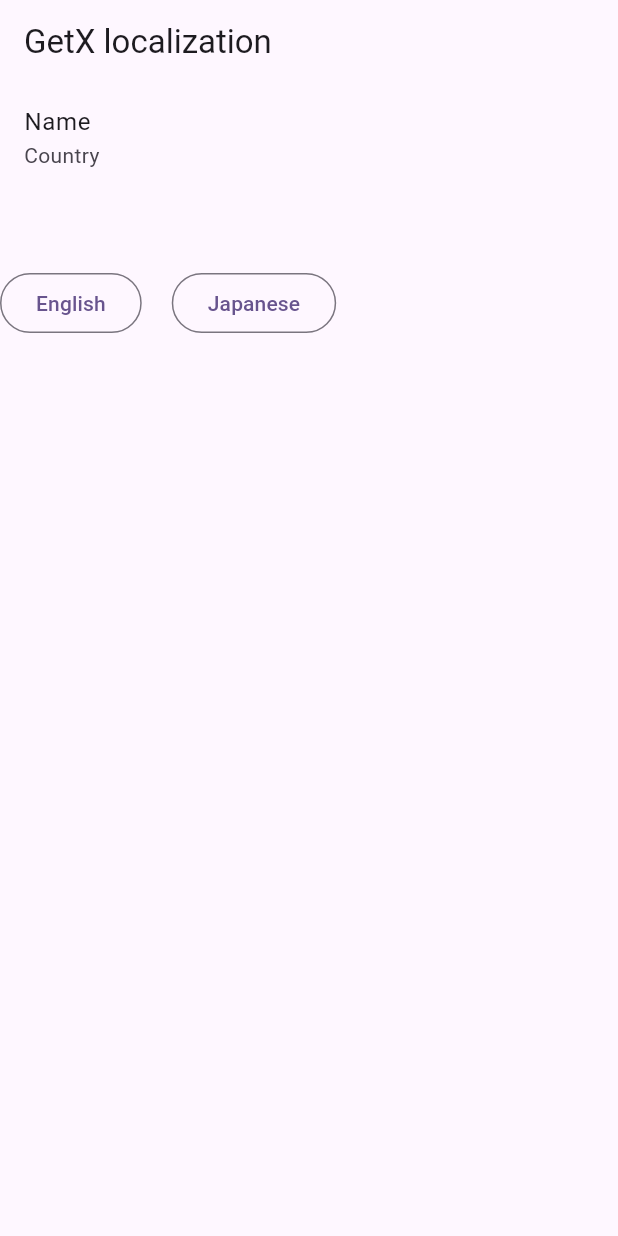
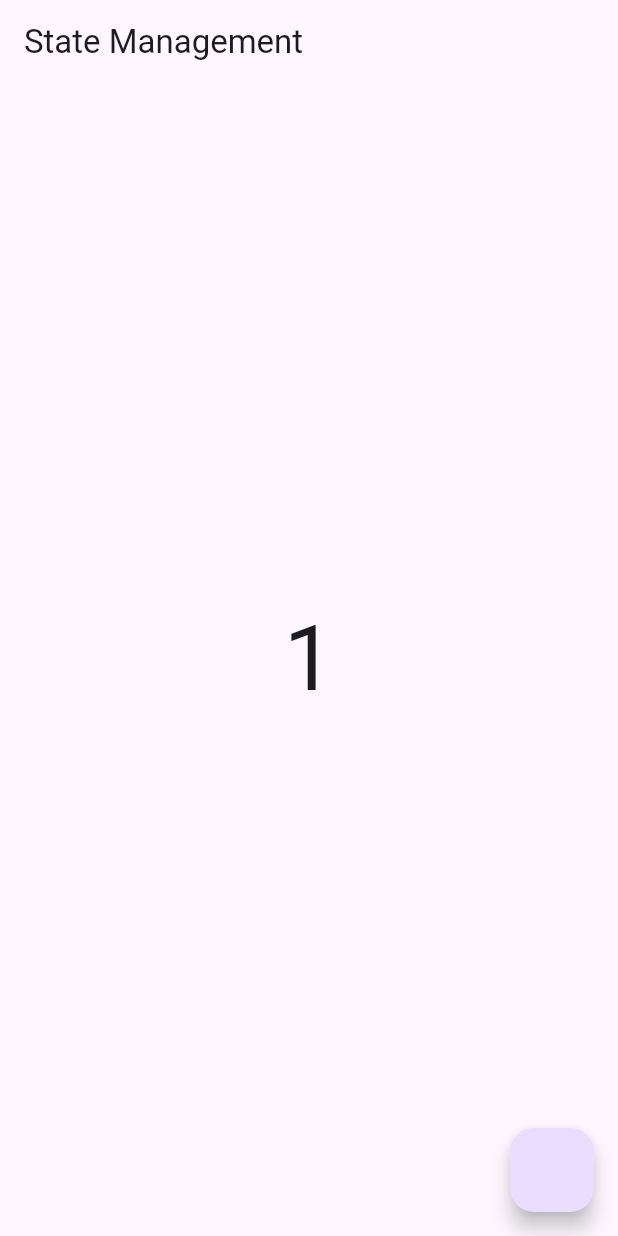
Before and after one commit to Farvez999/Flutter-Get-X, a Flutter app: the screen it shows after launch, on a phone screen of 412 x 824 dp. Run offline on Flutter 3.47's test engine with Material 3 defaults, Android fonts, the phone set to English and light mode, and no system bars; our stand-ins replace get.

Commit message:
GetX Counter Example, i.e counter app example

```diff
--- /dev/null
+++ b/lib/controller/counterController.dart
@@ -0,0 +1,10 @@
+import 'package:get/get.dart';
+
+class CounterController extends GetxController{
+  RxInt counter = 1.obs;
+
+  incrementCounter(){
+    counter.value++;
+    print(counter.value);
+  }
+}
--- a/lib/main.dart
+++ b/lib/main.dart
@@ -4,6 +4,7 @@ import 'package:getx_project/Navigator/navigator_screen.dart';
 import 'package:getx_project/Navigator/screen_one.dart';
 import 'package:getx_project/Navigator/screen_two.dart';
 import 'package:getx_project/home_screen.dart';
+import 'package:getx_project/view/screens/counter/counter_screen.dart';
 import 'package:getx_project/view/screens/languages/laguages_screen.dart';
 import 'package:getx_project/view/screens/languages/languages_translations.dart';
 
@@ -30,8 +31,9 @@ class MyApp extends StatelessWidget {
         useMaterial3: true,
       ),
       // home: const HomeScreen(),
-      home: const LanguageScreen(),
+      // home: const LanguageScreen(),
       // home: const NavigatorScreen(),
+      home: const CounterScreen(),
       // getPages: [
       //   GetPage(name: '/', page: ()=>NavigatorScreen()),
       //   GetPage(name: '/screenOne', page: ()=>ScreenOne()),
--- /dev/null
+++ b/lib/view/screens/counter/counter_screen.dart
@@ -0,0 +1,33 @@
+import 'package:flutter/material.dart';
+import 'package:get/get.dart';
+import 'package:getx_project/controller/counterController.dart';
+
+class CounterScreen extends StatefulWidget {
+  const CounterScreen({super.key});
+
+  @override
+  State<CounterScreen> createState() => _CounterScreenState();
+}
+
+class _CounterScreenState extends State<CounterScreen> {
+
+  final CounterController controller = Get.put(CounterController());
+
+  @override
+  Widget build(BuildContext context) {
+    return Scaffold(
+      appBar: AppBar(
+        title: Text("State Management"),
+      ),
+      body: Center(child: Obx((){
+        return Text(controller.counter.toString(),style: TextStyle(fontSize: 60),);
+      }),
+      ),
+      floatingActionButton: FloatingActionButton(
+        onPressed: (){
+          controller.incrementCounter();
+        },
+      ),
+    );
+  }
+}
```
Also changed, not shown: 1 other file.
